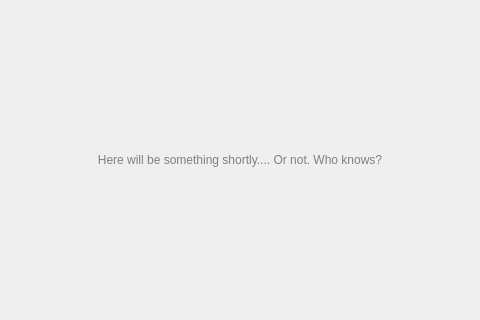
Qt form xcbws/configwidget.ui (idkCpp/plugins) before a commit.
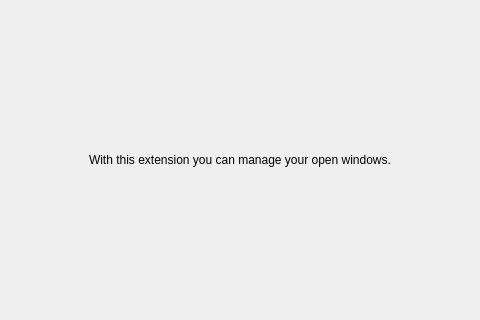
The same form after that commit.

The edit to the form file:
```diff
--- a/xcbws/configwidget.ui
+++ b/xcbws/configwidget.ui
@@ -27,7 +27,7 @@
    <item>
     <widget class="QLabel" name="label">
      <property name="text">
-      <string>&lt;html&gt;&lt;head/&gt;&lt;body&gt;&lt;p align=&quot;center&quot;&gt;&lt;span style=&quot; color:#808080;&quot;&gt;Here will be something shortly.... Or not. Who knows?&lt;/span&gt;&lt;/p&gt;&lt;/body&gt;&lt;/html&gt;</string>
+      <string>&lt;html&gt;&lt;head/&gt;&lt;body&gt;&lt;p align=&quot;center&quot;&gt;With this extension you can manage your open windows.&lt;/p&gt;&lt;/body&gt;&lt;/html&gt;</string>
      </property>
     </widget>
    </item>
```
